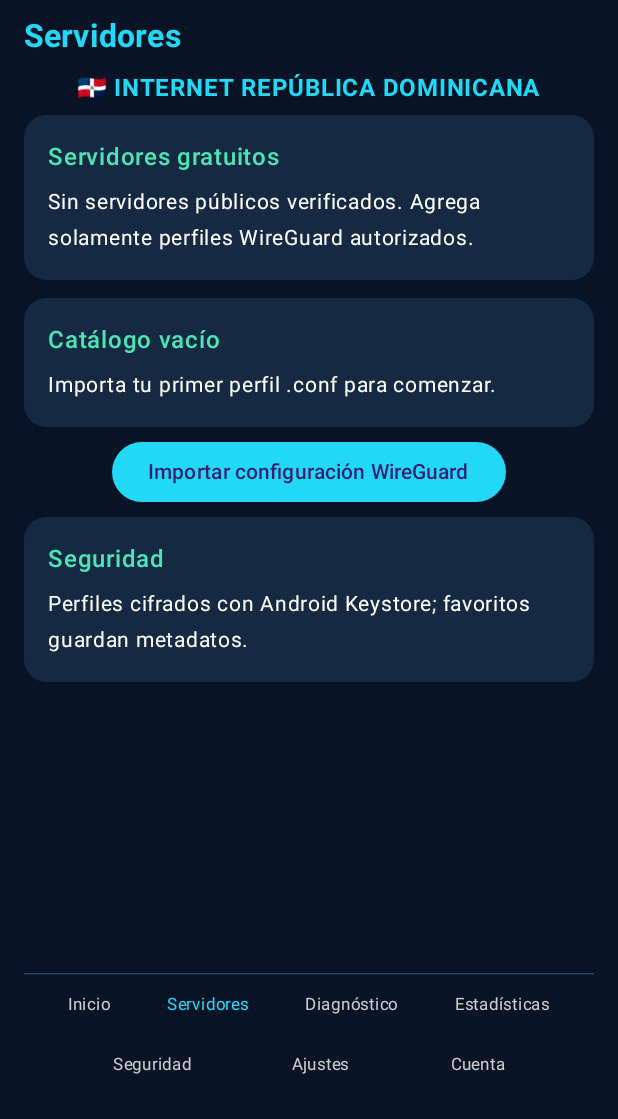
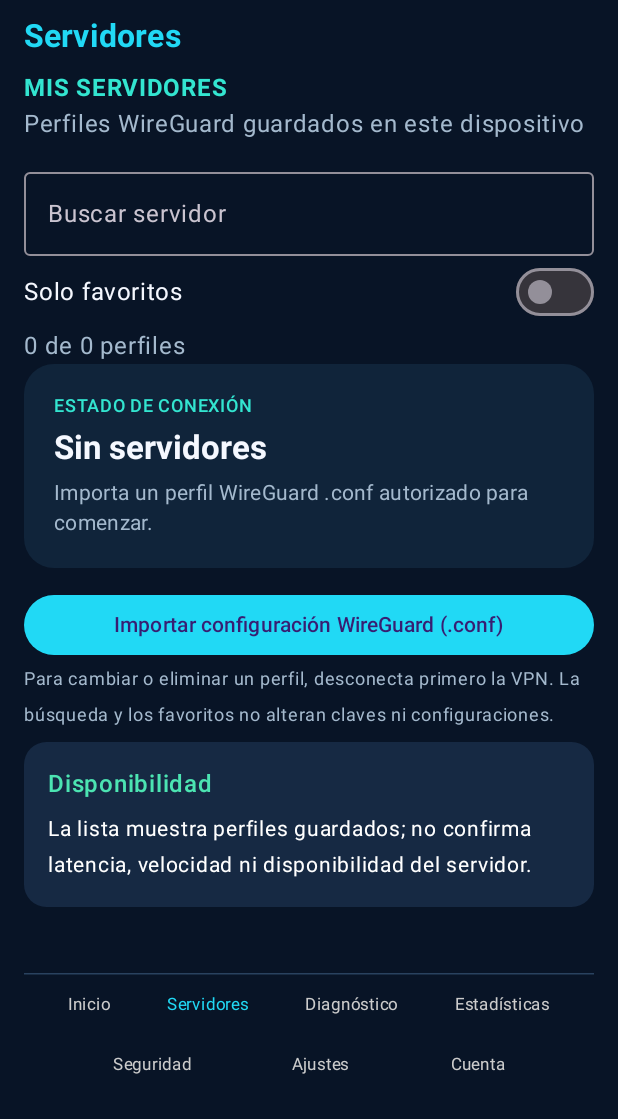
Before and after one commit to hdca172/TMC-VPN, an Android app built with Jetpack Compose: the screen it shows after launch (MainActivity), after a tap on "Servidores", on a phone screen of 412 x 824 dp, the part 117-1236 px from its top. Run offline under Robolectric (Android 15) with nearby library versions, the phone set to English and light mode, and no system bars; libraries missing offline, so code that uses them is left out: com.wireguard.android, com.wireguard.config; 1 other tap on this screen came first.

Commit message:
V4.6 P3: server search, favorites, reusable cards and safe profile actions

```diff
--- a/app/src/main/java/com/tmc/vpn/MainActivity.kt
+++ b/app/src/main/java/com/tmc/vpn/MainActivity.kt
@@ -315,46 +315,93 @@ private fun UltimateApp(context: Context, controller: WireGuardController) {
                             Info("Recuperación de red", lastRecoveryMessage)
                         }
                         1 -> {
-                            Text("🇩🇴 INTERNET REPÚBLICA DOMINICANA", color = Cyan, fontWeight = FontWeight.Bold)
-                            Info("Servidores gratuitos", "Sin servidores públicos verificados. Agrega solamente perfiles WireGuard autorizados.")
-                            val servers = remember(catalogVersion) { catalog.list().sortedWith(compareByDescending<com.tmc.vpn.servers.VpnServer> { it.favorite }.thenBy { it.name }) }
-                            val suggested = servers.firstOrNull { it.favorite } ?: servers.firstOrNull()
-                            if (suggested != null) {
-                                Info("Sugerencia local", suggested.name + if (suggested.favorite) " • Favorito" else " • Primer perfil disponible")
-                                Info("Criterio", "Ordena perfiles guardados priorizando favoritos. No mide latencia, disponibilidad ni velocidad. Selecciona manualmente antes de conectar.")
-                                Button(onClick = {
-                                    if (tunnelStatus != TunnelStatus.DISCONNECTED || busy) {
-                                        message = "Desconecta el túnel antes de seleccionar otro servidor"
-                                    } else {
-                                        runCatching { controller.importProfile(profileStore.load(suggested.id)).getOrThrow() }
-                                            .onSuccess { selectedServerId = suggested.id; hasProfile = true; message = "Perfil sugerido seleccionado: " + suggested.name }
-                                            .onFailure { message = "No se pudo cargar el perfil sugerido: ${it.localizedMessage ?: "error"}" }
+                            var serverQuery by remember { mutableStateOf("") }
+                            var onlyFavorites by remember { mutableStateOf(false) }
+                            val servers = remember(catalogVersion) {
+                                catalog.list().sortedWith(
+                                    compareByDescending<com.tmc.vpn.servers.VpnServer> { it.favorite }
+                                        .thenBy { it.name.lowercase(java.util.Locale.getDefault()) }
+                                )
+                            }
+                            val visibleServers = servers.filter {
+                                (!onlyFavorites || it.favorite) &&
+                                    (it.name.contains(serverQuery.trim(), ignoreCase = true) ||
+                                        it.country.contains(serverQuery.trim(), ignoreCase = true))
+                            }
+                            Text("MIS SERVIDORES", color = TmcColors.Accent, fontWeight = FontWeight.Bold, modifier = Modifier.fillMaxWidth())
+                            Text("Perfiles WireGuard guardados en este dispositivo", color = TmcColors.TextSecondary, modifier = Modifier.fillMaxWidth())
+                            Spacer(Modifier.height(12.dp))
+                            OutlinedTextField(
+                                value = serverQuery,
+                                onValueChange = { serverQuery = it },
+                                label = { Text("Buscar servidor") },
+                                placeholder = { Text("Nombre o país") },
+                                singleLine = true,
+                                modifier = Modifier.fillMaxWidth()
+                            )
+                            Row(Modifier.fillMaxWidth(), verticalAlignment = Alignment.CenterVertically) {
+                                Text("Solo favoritos", color = TmcColors.TextPrimary, modifier = Modifier.weight(1f))
+                                Switch(checked = onlyFavorites, onCheckedChange = { onlyFavorites = it })
+                            }
+                            Text("${visibleServers.size} de ${servers.size} perfiles", color = TmcColors.TextSecondary, modifier = Modifier.fillMaxWidth())
+                            if (servers.isEmpty()) {
+                                TmcStatusCard("Sin servidores", "Importa un perfil WireGuard .conf autorizado para comenzar.")
+                            } else if (visibleServers.isEmpty()) {
+                                TmcStatusCard("Sin coincidencias", "Prueba otra búsqueda o desactiva el filtro de favoritos.")
+                            }
+                            visibleServers.forEach { server ->
+                                Spacer(Modifier.height(8.dp))
+                                TmcServerCard(
+                                    name = server.name,
+                                    subtitle = "${server.country} • " + if (server.kind == ServerKind.FREE) "Perfil gratuito guardado" else "Perfil personalizado",
+                                    selected = selectedServerId == server.id,
+                                    enabled = tunnelStatus == TunnelStatus.DISCONNECTED && !busy,
+                                    onClick = {
+                                        if (tunnelStatus == TunnelStatus.DISCONNECTED && !busy) {
+                                            runCatching { controller.importProfile(profileStore.load(server.id)).getOrThrow() }
+                                                .onSuccess {
+                                                    selectedServerId = server.id
+                                                    hasProfile = true
+                                                    message = "Perfil seleccionado: " + server.name
+                                                }
+                                                .onFailure {
+                                                    message = "No se pudo cargar el perfil: " + (it.localizedMessage ?: "error")
+                                                }
+                                        }
                                     }
-                                }, enabled = tunnelStatus == TunnelStatus.DISCONNECTED && !busy) { Text("Seleccionar sugerido") }
-                            }
-                            if (servers.isEmpty()) Info("Catálogo vacío", "Importa tu primer perfil .conf para comenzar.")
-                            servers.forEach { server ->
-                                Column(Modifier.fillMaxWidth().padding(vertical = 4.dp).background(Panel, RoundedCornerShape(14.dp)).padding(12.dp)) {
-                                    Text(server.name + if (selectedServerId == server.id) " • Seleccionado" else "", color = Color.White, fontWeight = FontWeight.Bold)
-                                    Text(if (server.kind == ServerKind.FREE) "Gratuito verificado" else "Personalizado", color = Color.LightGray)
-                                    Text("Latencia: sin medir", color = Color.LightGray, fontSize = 12.sp)
-                                    Row(horizontalArrangement = Arrangement.spacedBy(8.dp)) {
-                                        TextButton(onClick = {
-                                            if (tunnelStatus != TunnelStatus.DISCONNECTED || busy) {
-                                                message = "Espera a que finalice la operación VPN antes de seleccionar otro servidor"
-                                            } else {
-                                            runCatching { controller.importProfile(profileStore.load(server.id)).getOrThrow() }
-                                                .onSuccess { selectedServerId = server.id; hasProfile = true; message = "Perfil seleccionado: " + server.name }
-                                                .onFailure { selectedServerId = null; hasProfile = false; message = "No se pudo cargar el perfil" }
+                                )
+                                Row(Modifier.fillMaxWidth(), horizontalArrangement = Arrangement.SpaceBetween, verticalAlignment = Alignment.CenterVertically) {
+                                    TextButton(
+                                        onClick = {
+                                            catalog.toggleFavorite(server.id)
+                                            catalogVersion++
+                                        }
+                                    ) { Text(if (server.favorite) "★ Favorito" else "☆ Favorito") }
+                                    TextButton(
+                                        enabled = tunnelStatus == TunnelStatus.DISCONNECTED && !busy,
+                                        onClick = {
+                                            if (tunnelStatus == TunnelStatus.DISCONNECTED && !busy) {
+                                                profileStore.delete(server.id)
+                                                catalog.remove(server.id)
+                                                catalogVersion++
+                                                if (selectedServerId == server.id) {
+                                                    selectedServerId = null
+                                                    hasProfile = false
+                                                }
+                                                message = "Perfil eliminado: " + server.name
                                             }
-                                        }) { Text("Seleccionar") }
-                                        TextButton(onClick = { catalog.toggleFavorite(server.id); catalogVersion++ }) { Text(if (server.favorite) "★" else "☆") }
-                                        TextButton(onClick = { if (tunnelStatus == TunnelStatus.DISCONNECTED && !busy) { profileStore.delete(server.id); catalog.remove(server.id); catalogVersion++; if (selectedServerId == server.id) { selectedServerId = null; hasProfile = false } } else message = "Desconecta antes de eliminar un servidor" }) { Text("Eliminar") }
-                                    }
+                                        }
+                                    ) { Text("Eliminar") }
                                 }
                             }
-                            Button(onClick = { picker.launch(arrayOf("*/*")) }, enabled = tunnelStatus == TunnelStatus.DISCONNECTED && !busy) { Text("Importar configuración WireGuard") }
-                            Info("Seguridad", "Perfiles cifrados con Android Keystore; favoritos guardan metadatos.")
+                            Spacer(Modifier.height(14.dp))
+                            Button(
+                                onClick = { picker.launch(arrayOf("*/*")) },
+                                enabled = tunnelStatus == TunnelStatus.DISCONNECTED && !busy,
+                                modifier = Modifier.fillMaxWidth()
+                            ) { Text("Importar configuración WireGuard (.conf)") }
+                            Text("Para cambiar o eliminar un perfil, desconecta primero la VPN. La búsqueda y los favoritos no alteran claves ni configuraciones.", color = TmcColors.TextSecondary, fontSize = 12.sp)
+                            Info("Disponibilidad", "La lista muestra perfiles guardados; no confirma latencia, velocidad ni disponibilidad del servidor.")
                         }
                         2 -> {
                             Info("Tipo de red", network)
```
